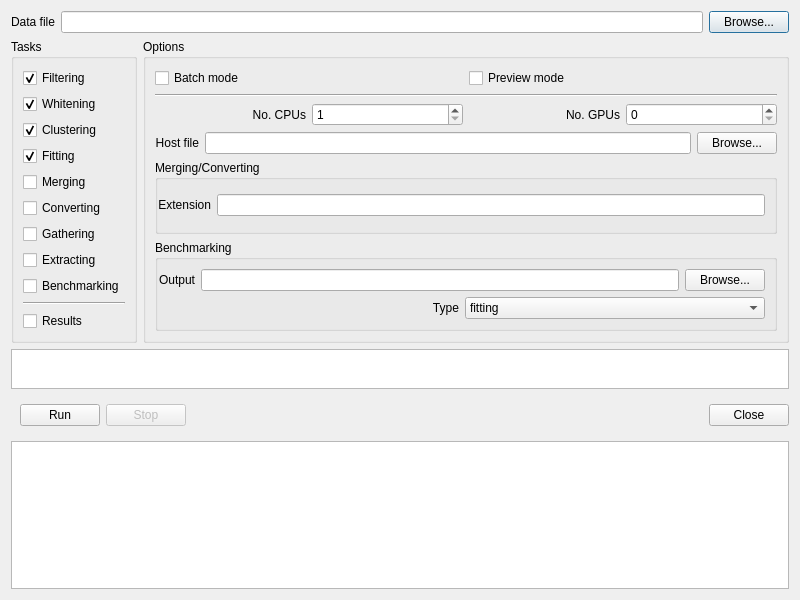
First picture: the form in circus/shared/qt_launcher.ui, repository spyking-circus/spyking-circus, before the edit.
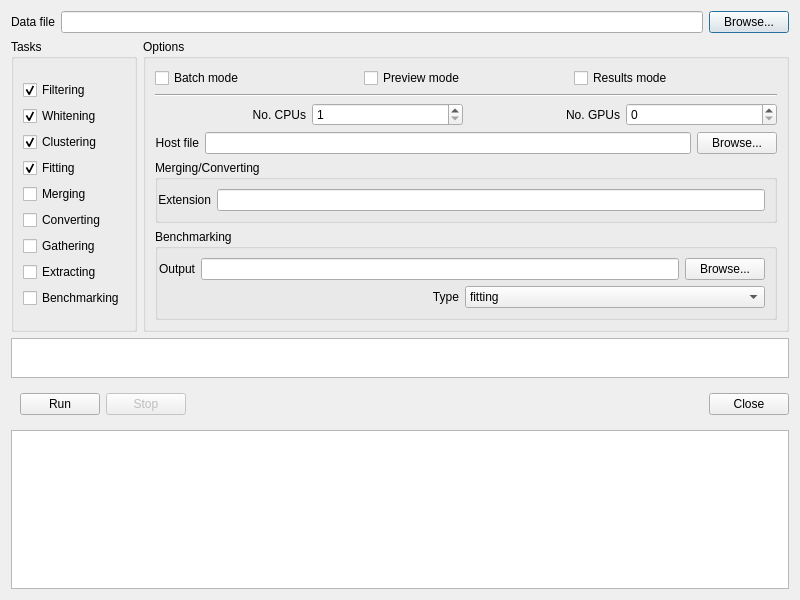
Second picture: the form after the edit. Icons and pictures are not drawn.

Commit message: Bug fixes: change semantics of "result" button and include stderr in the output

What changed in the file:
```diff
--- a/circus/shared/qt_launcher.ui
+++ b/circus/shared/qt_launcher.ui
@@ -146,20 +146,6 @@
                  </property>
                 </widget>
                </item>
-               <item>
-                <widget class="Line" name="line">
-                 <property name="orientation">
-                  <enum>Qt::Horizontal</enum>
-                 </property>
-                </widget>
-               </item>
-               <item>
-                <widget class="QCheckBox" name="cb_results">
-                 <property name="text">
-                  <string>Results</string>
-                 </property>
-                </widget>
-               </item>
               </layout>
              </item>
             </layout>
@@ -199,6 +185,16 @@
                  </property>
                 </widget>
                </item>
+               <item>
+                <widget class="QCheckBox" name="cb_results">
+                 <property name="toolTip">
+                  <string>Open a GUI to show the results on top of the raw data</string>
+                 </property>
+                 <property name="text">
+                  <string>Results mode</string>
+                 </property>
+                </widget>
+               </item>
               </layout>
              </item>
              <item>
```
The commit also changes 1 other file.
